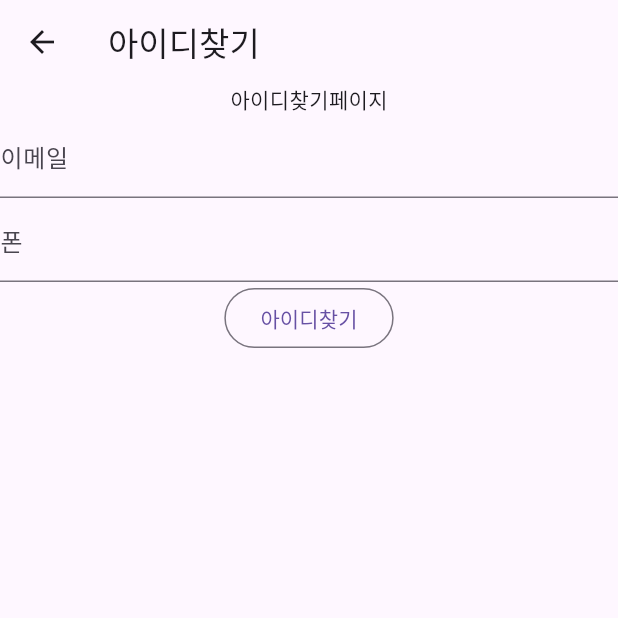
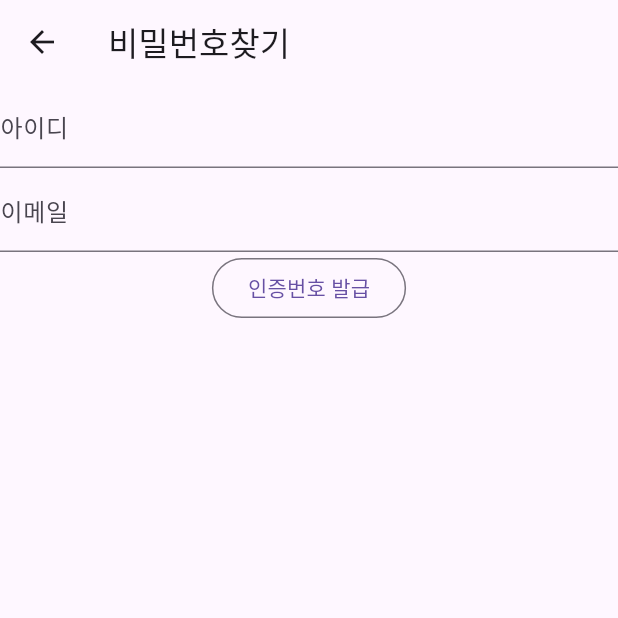
Before and after one commit to kant300/moveon_app, a Flutter app: the Findpwd screen opened directly, on a phone screen of 412 x 824 dp, the top half of it. Run offline on Flutter 3.47's test engine with Material 3 defaults, Android fonts, the phone set to English and light mode, and no system bars; our stand-ins replace dio, shared_preferences; accounts and stored records are empty.

Commit message:
비밀번호 인증번호 까지 완료

```diff
--- /dev/null
+++ b/devtools_options.yaml
@@ -0,0 +1,3 @@
+description: This file stores settings for Dart & Flutter DevTools.
+documentation: https://docs.flutter.dev/tools/devtools/extensions#configure-extension-enablement-states
+extensions:
--- a/lib/main.dart
+++ b/lib/main.dart
@@ -3,6 +3,7 @@ import 'package:moveon_app/Menu.dart';
 import 'package:moveon_app/NotFound.dart';
 import 'package:moveon_app/living/TrashInfo.dart';
 import 'package:moveon_app/member/Findid.dart';
+import 'package:moveon_app/member/Findpwd.dart';
 import 'package:moveon_app/member/Login.dart';
 import 'package:moveon_app/member/Mypage.dart';
 import 'package:moveon_app/member/Signup.dart';
@@ -25,6 +26,7 @@ class App extends StatelessWidget {
         "/signup" : (context) => Signup() ,
         "/mypage" : (context) => Mypage() ,
         "/findid" : (context) => Findid() ,
+        "/findpwd" : (context) => Findpwd() ,
 
         "/menu" : (context) => Menu(),
 
--- a/lib/member/Findid.dart
+++ b/lib/member/Findid.dart
@@ -13,7 +13,6 @@ class FindidState extends State<Findid>{
   TextEditingController memailCont = TextEditingController();
   TextEditingController mphoneCont = TextEditingController();
 
-  dynamic midlist = '';
   void findid() async{
     try{
       final obj = {
@@ -24,9 +23,7 @@ class FindidState extends State<Findid>{
       final data = await response.data;
       print(data);
       if(data != null && data['mid'] != null){
-        setState(() {
-          midlist = "회원님의 아이디는 ${data['mid']} 입니다.";
-        });
+        ScaffoldMessenger.of(context).showSnackBar(SnackBar(content: Text("회원님의 아이디는 : ${data['mid']} ")) , );
       }
 
 
--- a/lib/member/Findpwd.dart
+++ b/lib/member/Findpwd.dart
@@ -10,40 +10,64 @@ class Findpwd extends StatefulWidget {
 
 class FindpwdState extends State<Findpwd>{
 
+  TextEditingController midCont = TextEditingController();
   TextEditingController memailCont = TextEditingController();
-  TextEditingController mphoneCont = TextEditingController();
+  TextEditingController mcodeCont = TextEditingController();
 
+  bool mcode = false;
   dynamic midlist = '';
-  void findid() async{
+  void requestPwdAuth() async{
     try{
       final obj = {
+        "mid" : midCont.text ,
         "memail" : memailCont.text ,
-        "mphone" : mphoneCont.text ,
       };
-      final response = await dio.get("http://localhost:8080/api/member/findid" , queryParameters: obj);
+      final response = await dio.post("http://localhost:8080/api/member/requestPwdAuth" , data: obj);
       final data = await response.data;
       print(data);
-      if(data != null && data['mid'] != null){
+      if(data['success'] == true ){
+        ScaffoldMessenger.of(context).showSnackBar(
+            SnackBar(content : Text(data['message'])),// 메세지 전송 문구 출력
+        );
         setState(() {
-          midlist = "회원님의 아이디는 ${data['mid']} 입니다.";
+          mcode = true; // 기본적 false 숨기기 / true 면 화면상 보이기
         });
+
       }
 
 
-    }catch(e) { print('아이디찾기 에러 $e'); }
+    }catch(e) { print('비밀번호 찾기 에러 $e'); }
+  }
+
+  void mcodecheck() async{
+    try{
+      final obj = {
+        "mid" : midCont.text ,
+        "verifyCode" : mcodeCont.text ,
+      };
+      final response = await dio.post("http://localhost:8080/api/member/verifyPwdCode" , data: obj );
+      final data = await response.data;
+      if(data['success'] == true){
+        ScaffoldMessenger.of(context).showSnackBar(SnackBar(content: Text(data['message'])),
+        );
+      }
+    }catch(e){ print("인증 실패 $e");}
   }
 
   @override
   Widget build(BuildContext context) {
     // TODO: implement build
     return Scaffold(
-      appBar: AppBar( title: Text("아이디찾기"),),
+      appBar: AppBar( title: Text("비밀번호찾기"),),
       body: Column( children: [
-        Text("아이디찾기페이지"),
+        TextField( controller: midCont , decoration: InputDecoration(labelText: "아이디"), ),
         TextField( controller: memailCont , decoration: InputDecoration(labelText: "이메일"), ),
-        TextField( controller: mphoneCont , decoration: InputDecoration(labelText: "폰"), ),
-        OutlinedButton(onPressed: findid, child: Text("아이디찾기") ),
+        OutlinedButton(onPressed: requestPwdAuth, child: Text("인증번호 발급"), ),
 
+        if(mcode)...[ // ... 조건이 참일때
+          TextField( controller: mcodeCont, decoration: InputDecoration(labelText: "인증번호 입력"), ),
+          ElevatedButton(onPressed: mcodecheck , child: Text("인증확인"), ),
+          ]
       ],),
     );
   }
```
